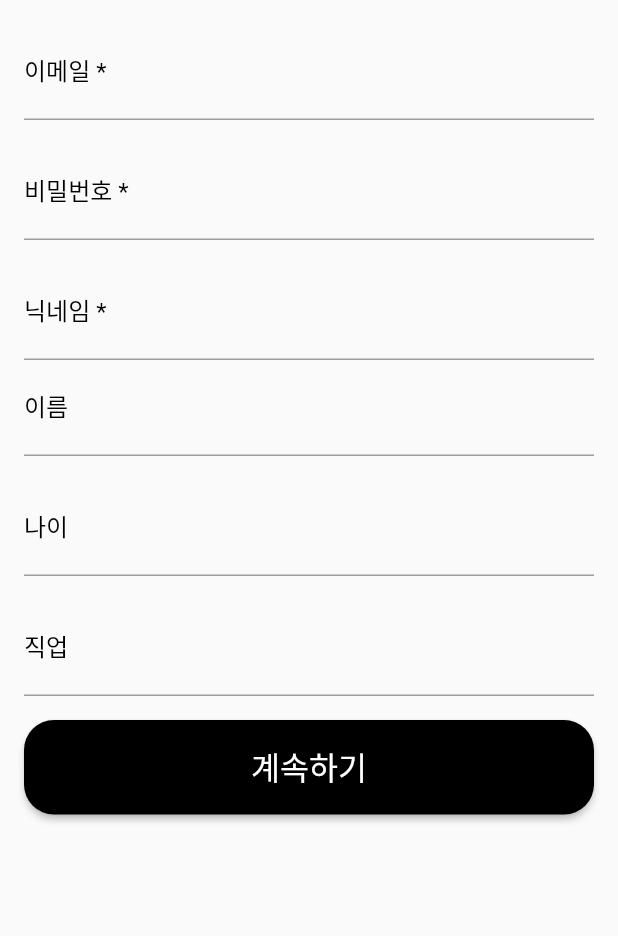
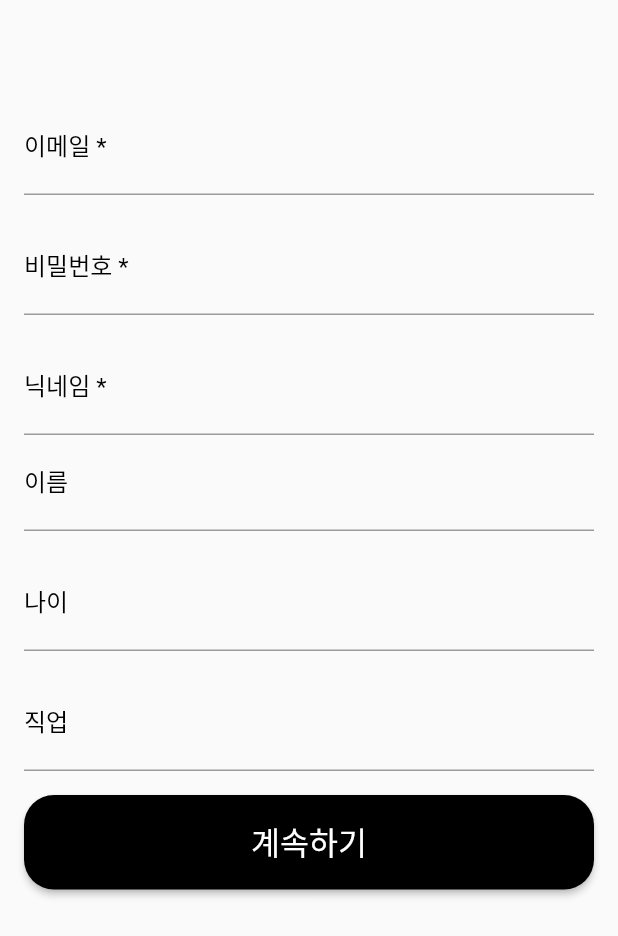
Before and after one commit to JoBeomRae/MEETreally, a Flutter app: the EmailNamePage screen opened directly, on a phone screen of 412 x 824 dp. Shown: the top 936 px of the screen. Run offline on Flutter 3.47's test engine with Material 2 defaults, Android fonts, the phone set to English and light mode, and no system bars; our stand-ins replace cloud_firestore, firebase_auth, firebase_core, firebase_storage, image_picker, logger and 2 more; accounts and stored records are empty.

Commit message:
816 10시35분

```diff
--- a/lib/injeung/emailname.dart
+++ b/lib/injeung/emailname.dart
@@ -29,6 +29,8 @@ class _EmailNamePageState extends State<EmailNamePage> {
         padding: const EdgeInsets.all(16.0),
         child: Column(
           children: [
+            const SizedBox(height: 50), // 여기에 간격을 추가
+
             // 이메일 입력
             TextField(
               controller: _emailController,
@@ -116,7 +118,8 @@ class _EmailNamePageState extends State<EmailNamePage> {
                   backgroundColor: const Color.fromARGB(255, 0, 0, 0),
                   foregroundColor: const Color.fromARGB(255, 255, 255, 255),
                   padding: const EdgeInsets.symmetric(vertical: 16.0),
-                  shape: RoundedRectangleBorder(borderRadius: BorderRadius.circular(20)),
+                  shape: RoundedRectangleBorder(
+                      borderRadius: BorderRadius.circular(20)),
                 ),
                 child: const Text(
                   '계속하기',
@@ -132,7 +135,8 @@ class _EmailNamePageState extends State<EmailNamePage> {
 
   Future<void> _registerAccount(BuildContext context) async {
     try {
-      UserCredential userCredential = await _auth.createUserWithEmailAndPassword(
+      UserCredential userCredential =
+          await _auth.createUserWithEmailAndPassword(
         email: _emailController.text,
         password: _passwordController.text,
       );
--- a/lib/my/friend.dart
+++ b/lib/my/friend.dart
@@ -97,6 +97,7 @@ class _FriendListState extends State<FriendList> {
         appBar: null,
         body: Column(
           children: [
+            const SizedBox(height: 70), // 여기에 간격을 추가
             if (loggedInUser != null) ...[
               ListTile(
                 title: Text('닉네임: ${loggedInUser!.nickname}'),
```
Lines whose indentation alone changed are shown as unchanged.
